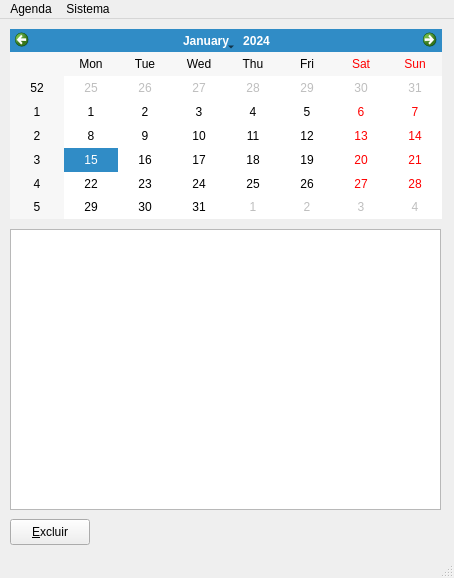
jpescola/agenda_pyqt5, file main.ui: the form before one commit.
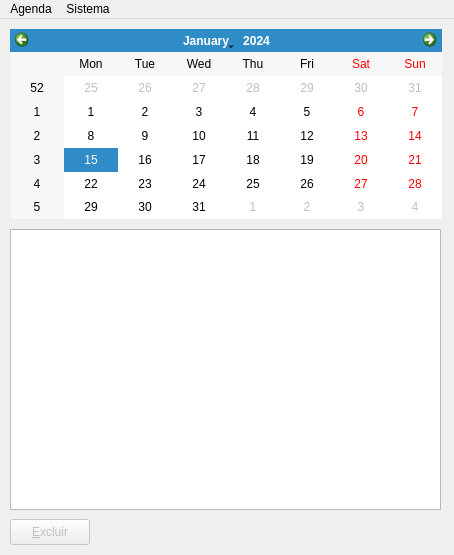
The form after the commit.

Patch:
```diff
--- a/main.ui
+++ b/main.ui
@@ -7,9 +7,21 @@
     <x>0</x>
     <y>0</y>
     <width>454</width>
-    <height>578</height>
+    <height>555</height>
    </rect>
   </property>
+  <property name="sizePolicy">
+   <sizepolicy hsizetype="Fixed" vsizetype="Fixed">
+    <horstretch>0</horstretch>
+    <verstretch>0</verstretch>
+   </sizepolicy>
+  </property>
+  <property name="maximumSize">
+   <size>
+    <width>454</width>
+    <height>555</height>
+   </size>
+  </property>
   <property name="windowTitle">
    <string>Agenda</string>
   </property>
@@ -25,6 +37,9 @@
     </property>
    </widget>
    <widget class="QPushButton" name="excluir">
+    <property name="enabled">
+     <bool>false</bool>
+    </property>
     <property name="geometry">
      <rect>
       <x>10</x>
@@ -74,7 +89,6 @@
    <addaction name="menuAgenda"/>
    <addaction name="menuSistema"/>
   </widget>
-  <widget class="QStatusBar" name="statusbar"/>
   <action name="actionSair">
    <property name="text">
     <string>Sair</string>
```
Left out of the diff: 6 changed lines with no effect on the pictures.
